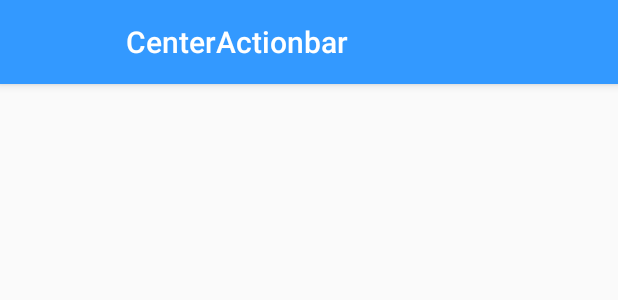
After one commit to ImayaDismas/Implementations, an Android app: the layout appbar.xml on its own in the app's theme, with its tools: preview values and no code run, on a phone screen of 412 x 824 dp. The commit adds this screen. Shown: the top 300 px of the screen. Run offline under Robolectric (Android 15) with nearby library versions, the phone set to English and light mode, and no system bars.

Commit message:
Added all the resources and completed

```diff
--- a/CenterActionbar/app/build.gradle
+++ b/CenterActionbar/app/build.gradle
@@ -23,4 +23,5 @@ dependencies {
     compile fileTree(dir: 'libs', include: ['*.jar'])
     testCompile 'junit:junit:4.12'
     compile 'com.android.support:appcompat-v7:24.2.0'
+    compile 'com.android.support:design:24.2.0'
 }
--- /dev/null
+++ b/CenterActionbar/app/src/main/res/layout/appbar.xml
@@ -0,0 +1,45 @@
+<?xml version="1.0" encoding="utf-8"?>
+<android.support.design.widget.AppBarLayout
+    xmlns:android="http://schemas.android.com/apk/res/android"
+    xmlns:app="http://schemas.android.com/apk/res-auto"
+    android:id="@+id/appbar"
+    android:layout_width="match_parent"
+    android:layout_height="wrap_content"
+    android:theme="@style/ThemeOverlay.AppCompat.Dark.ActionBar"
+    android:fitsSystemWindows="true">
+
+    <!--
+      Make your toolbar expandable with CollapsingToolbarLayout
+      Note that a centered ActionBar won't play nicely with the CollapsingToolbarLayout
+    -->
+    <!--
+    <android.support.design.widget.CollapsingToolbarLayout
+        android:id="@+id/collapsing_toolbar"
+        android:layout_width="match_parent"
+        android:layout_height="match_parent"
+        app:layout_scrollFlags="scroll|exitUntilCollapsed"
+        android:fitsSystemWindows="true"
+        app:contentScrim="?attr/colorPrimary"
+        app:expandedTitleMarginStart="48dp"
+        app:expandedTitleMarginEnd="64dp">
+        -->
+
+    <!-- Add a parallax background image if using CollapsingToolbarLayout -->
+    <!--
+    <ImageView
+        android:id="@+id/backdrop"
+        android:src="@drawable/backdrop"
+        android:layout_width="match_parent"
+        android:layout_height="match_parent"
+        android:scaleType="centerCrop"
+        app:layout_collapseMode="parallax" />
+        -->
+
+    <!-- Include our custom Toolbar -->
+    <include layout="@layout/toolbar" />
+
+    <!--
+    </android.support.design.widget.CollapsingToolbarLayout>
+    -->
+
+</android.support.design.widget.AppBarLayout>
--- /dev/null
+++ b/CenterActionbar/app/src/main/res/layout/toolbar.xml
@@ -0,0 +1,64 @@
+<?xml version="1.0" encoding="utf-8"?>
+<android.support.v7.widget.Toolbar
+    xmlns:android="http://schemas.android.com/apk/res/android"
+    xmlns:app="http://schemas.android.com/apk/res-auto"
+    android:id="@+id/toolbar"
+    android:layout_width="match_parent"
+    android:layout_height="?attr/actionBarSize"
+    android:background="?attr/colorPrimary"
+    app:popupTheme="@style/ThemeOverlay.AppCompat.Light"
+    app:layout_scrollFlags="scroll|enterAlways"
+    app:layout_collapseMode="pin">
+    <FrameLayout
+        android:layout_width="match_parent"
+        android:layout_height="match_parent">
+
+        <!-- This is a centered logo -->
+        <!--<ImageView-->
+            <!--android:id="@+id/toolbar_logo"-->
+            <!--android:src="@mipmap/ic_launcher"-->
+            <!--android:layout_width="wrap_content"-->
+            <!--android:layout_height="fill_parent"-->
+            <!--android:layout_marginRight="?attr/actionBarSize"-->
+            <!--android:layout_marginTop="4dp"-->
+            <!--android:layout_marginBottom="4dp"-->
+            <!--android:layout_gravity="center" />-->
+
+        <!-- This is a centered title -->
+
+        <TextView
+            android:id="@+id/toolbar_title"
+            android:orientation="horizontal"
+            android:layout_width="wrap_content"
+            android:layout_height="fill_parent"
+            android:layout_marginRight="?attr/actionBarSize"
+            android:layout_gravity="center"
+            android:gravity="center_vertical"
+            android:text="@string/app_name"
+            android:textColor="@color/white"
+            style="@style/TextAppearance.AppCompat.Widget.ActionBar.Title.Inverse"
+            />
+
+        <!-- This is a custom left side button -->
+
+        <!--<ImageButton-->
+            <!--android:id="@+id/btn_settings"-->
+            <!--android:layout_width="?attr/actionBarSize"-->
+            <!--android:layout_height="?attr/actionBarSize"-->
+            <!--android:layout_gravity="end|center_vertical"-->
+            <!--android:src="@drawable/ic_more_vert_white_18dp"-->
+            <!--style="@style/Widget.AppCompat.ActionButton" />-->
+
+        <!-- This is a custom right side button -->
+
+        <!--<ImageButton-->
+            <!--android:id="@+id/btn_search"-->
+            <!--android:layout_width="?attr/actionBarSize"-->
+            <!--android:layout_height="?attr/actionBarSize"-->
+            <!--android:layout_gravity="end"-->
+            <!--android:src="@drawable/ic_zoom_in_white_18dp"-->
+            <!--style="@style/Widget.AppCompat.ActionButton" />-->
+
+
+    </FrameLayout>
+</android.support.v7.widget.Toolbar>
--- a/CenterActionbar/app/src/main/res/values/colors.xml
+++ b/CenterActionbar/app/src/main/res/values/colors.xml
@@ -1,6 +1,8 @@
 <?xml version="1.0" encoding="utf-8"?>
 <resources>
-    <color name="colorPrimary">#3F51B5</color>
-    <color name="colorPrimaryDark">#303F9F</color>
-    <color name="colorAccent">#FF4081</color>
+    <color name="colorPrimary">#3399ff</color>
+    <color name="colorPrimaryDark">@color/material_blue_600</color>
+    <color name="colorAccent">@color/colorPrimaryDark</color>
+    <color name="material_blue_600">#3d82c4</color>
+    <color name="white">#FFFFFF</color>
 </resources>
--- a/CenterActionbar/app/src/main/res/values/styles.xml
+++ b/CenterActionbar/app/src/main/res/values/styles.xml
@@ -6,6 +6,12 @@
         <item name="colorPrimary">@color/colorPrimary</item>
         <item name="colorPrimaryDark">@color/colorPrimaryDark</item>
         <item name="colorAccent">@color/colorAccent</item>
+        <item name="windowActionBar">false</item>
+        <item name="windowNoTitle">true</item>
+    </style>
+    <style name="AppTheme.ActionButton" parent="Widget.AppCompat.ActionButton">
+        <!-- Your custom styles here -->
     </style>
 
+
 </resources>
```
Also changed, not shown: CenterActionbar/app/src/main/java/com/dismas/imaya/centeractionbar/MainActivity.java (+15 -2 lines), CenterActionbar/app/src/main/res/layout/activity_main.xml (+19 -12 lines), CenterActionbar/app/src/main/res/drawable-hdpi/ic_more_vert_white_18dp.png (added), CenterActionbar/app/src/main/res/drawable-hdpi/ic_zoom_in_white_18dp.png (added), CenterActionbar/app/src/main/res/drawable-mdpi/ic_more_vert_white_18dp.png (added), CenterActionbar/app/src/main/res/drawable-mdpi/ic_zoom_in_white_18dp.png (added), CenterActionbar/app/src/main/res/drawable-xhdpi/ic_more_vert_white_18dp.png (added), CenterActionbar/app/src/main/res/drawable-xhdpi/ic_zoom_in_white_18dp.png (added), CenterActionbar/app/src/main/res/drawable-xxhdpi/ic_more_vert_white_18dp.png (added), CenterActionbar/app/src/main/res/drawable-xxhdpi/ic_zoom_in_white_18dp.png (added), CenterActionbar/app/src/main/res/drawable-xxxhdpi/ic_more_vert_white_18dp.png (added), CenterActionbar/app/src/main/res/drawable-xxxhdpi/ic_zoom_in_white_18dp.png (added).
